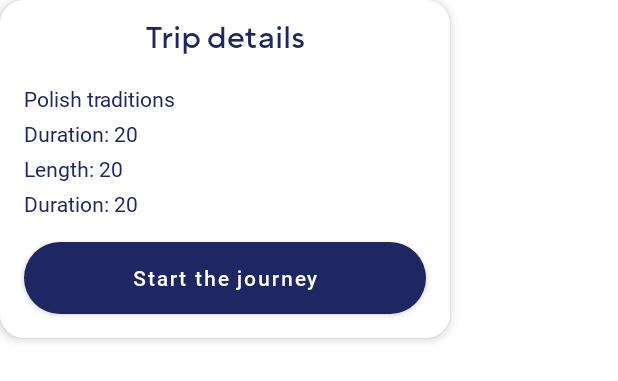
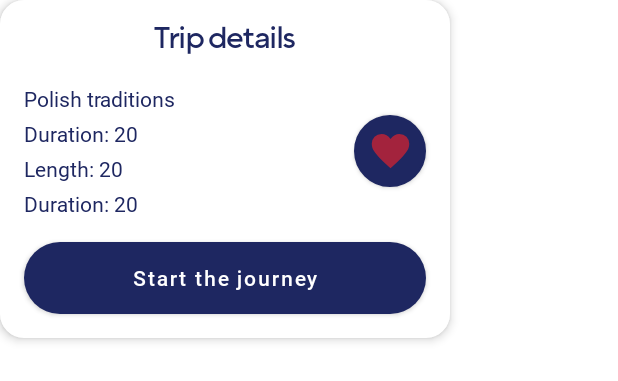
Before and after one commit to 3dck-org/trip-planner-android-app, an Android app: the layout dialog_trip_subscription.xml on its own in the app's theme, with its tools: preview values and no code run, on a phone screen of 412 x 824 dp. Shown: the top 381 px of the screen. Run offline under Robolectric (Android 15) with nearby library versions, the phone set to English and light mode, and no system bars.

Commit message:
created like button, added states, modified trip model and dialog

```diff
--- a/app/src/main/java/com/example/tripplanner/models/TripsResponseItem.kt
+++ b/app/src/main/java/com/example/tripplanner/models/TripsResponseItem.kt
@@ -1,9 +1,13 @@
 package com.example.tripplanner.models
+
+import com.google.gson.annotations.SerializedName
 
 data class TripsResponseItem(
     val created_at: String,
     val description: String,
     val distance: String,
+    @SerializedName("favorite")
+    val isFavourite: Boolean = false,
     val duration: Int,
     val image_url: String,
     val id: Int,
--- /dev/null
+++ b/app/src/main/res/drawable/ic_like_filled.xml
@@ -0,0 +1,9 @@
+<vector xmlns:android="http://schemas.android.com/apk/res/android"
+    android:width="30dp"
+    android:height="30dp"
+    android:viewportWidth="48"
+    android:viewportHeight="48">
+  <path
+      android:fillColor="@color/like_color"
+      android:pathData="m24,41.95 l-2.05,-1.85q-5.3,-4.85 -8.75,-8.375 -3.45,-3.525 -5.5,-6.3T4.825,20.4Q4,18.15 4,15.85q0,-4.5 3.025,-7.525Q10.05,5.3 14.5,5.3q2.85,0 5.275,1.35Q22.2,8 24,10.55q2.1,-2.7 4.45,-3.975T33.5,5.3q4.45,0 7.475,3.025Q44,11.35 44,15.85q0,2.3 -0.825,4.55T40.3,25.425q-2.05,2.775 -5.5,6.3T26.05,40.1Z"/>
+</vector>
--- a/app/src/main/res/layout/dialog_trip_subscription.xml
+++ b/app/src/main/res/layout/dialog_trip_subscription.xml
@@ -15,6 +15,7 @@
         android:layout_height="wrap_content"
         android:layout_marginTop="@dimen/half_second_margin"
         android:fontFamily="@font/roboto_bold"
+        android:letterSpacing="-0.05"
         android:text="@string/trip_details_title"
         android:textColor="@color/base_color_3"
         android:textSize="@dimen/half_third_margin"
@@ -83,7 +84,7 @@
         android:layout_marginVertical="@dimen/second_margin"
         android:background="@drawable/default_app_round_button"
         android:fontFamily="@font/roboto_medium"
-        android:text="Start the journey"
+        android:text="@string/dialog_text_btn"
         android:textAlignment="center"
         android:textSize="14sp"
         app:elevation="8dp"
@@ -91,4 +92,19 @@
         app:layout_constraintEnd_toEndOf="parent"
         app:layout_constraintStart_toStartOf="parent"
         app:layout_constraintTop_toBottomOf="@id/trip_description_tv" />
+
+    <com.google.android.material.button.MaterialButton
+        android:id="@+id/trip_like_btn"
+        style="@style/DefaultButtonStyle"
+        android:layout_width="48dp"
+        android:layout_height="48dp"
+        android:background="@drawable/trip_item_btn_shape"
+        android:enabled="true"
+        app:icon="@drawable/ic_like_filled"
+        app:iconTint="@color/like_color"
+        app:iconGravity="textStart"
+        app:iconPadding="0dp"
+        app:layout_constraintTop_toTopOf="@+id/trip_name_tv"
+        app:layout_constraintBottom_toBottomOf="@id/trip_description_tv"
+        app:layout_constraintEnd_toEndOf="@+id/sign_in_btn" />
 </androidx.constraintlayout.widget.ConstraintLayout>
--- a/app/src/main/res/values/colors.xml
+++ b/app/src/main/res/values/colors.xml
@@ -12,6 +12,7 @@
     <color name="error_color">#D72631</color>
     <color name="base_color_1">#408ec6</color>
     <color name="base_color_2">#7a2048</color>
+    <color name="like_color">#A3233D</color>
     <color name="base_color_3">#1e2761</color>
     <color name="base_color_3_disabled">#3C499C</color>
     <color name="disabled_button">#676A7C</color>
--- a/app/src/main/res/values/strings.xml
+++ b/app/src/main/res/values/strings.xml
@@ -19,4 +19,5 @@
     <string name="moje_dane">Account information:</string>
     <string name="change_password_btn">Change password</string>
     <string name="login_description_tv">Please, enter your email and password to login:</string>
+    <string name="dialog_text_btn">Start the journey</string>
 </resources>
```
Also changed, not shown: app/src/main/java/com/example/tripplanner/views/dialogs/TripSubscriptionDialog.kt (+12 -3 lines), app/src/main/res/drawable/ic_like.xml (added, +9 -0 lines).
